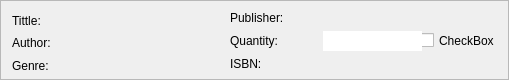
Before: the Qt Designer form frame.ui in zoedmora/Library, drawn with Qt 5.
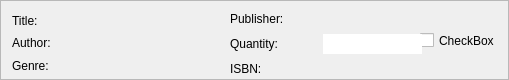
After: the same form once the commit is applied.

Diff of the .ui file:
```diff
--- a/frame.ui
+++ b/frame.ui
@@ -38,7 +38,7 @@
     <string>CheckBox</string>
    </property>
   </widget>
-  <widget class="QWidget" name="">
+  <widget class="QWidget" name="layoutWidget">
    <property name="geometry">
     <rect>
      <x>12</x>
@@ -54,7 +54,7 @@
        <bool>true</bool>
       </property>
       <property name="text">
-       <string>Tittle:</string>
+       <string>Title:</string>
       </property>
      </widget>
     </item>
@@ -95,13 +95,13 @@
     </item>
    </layout>
   </widget>
-  <widget class="QWidget" name="">
+  <widget class="QWidget" name="layoutWidget">
    <property name="geometry">
     <rect>
      <x>230</x>
      <y>10</y>
      <width>192</width>
-     <height>61</height>
+     <height>68</height>
     </rect>
    </property>
    <layout class="QGridLayout" name="gridLayout">
```
